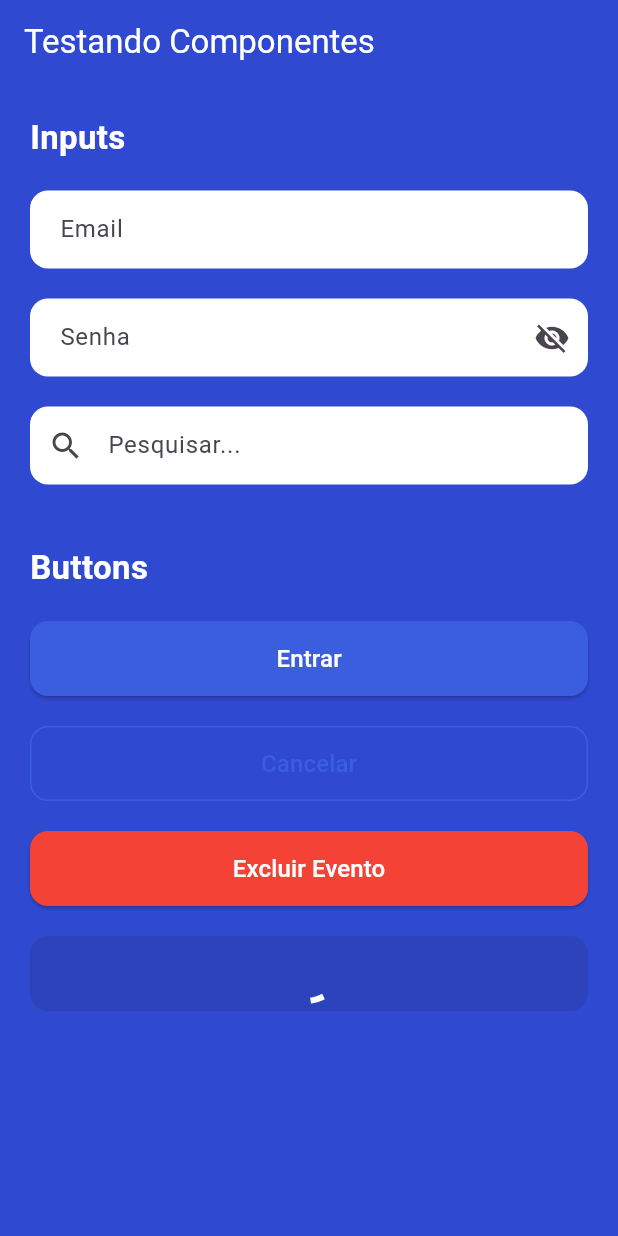
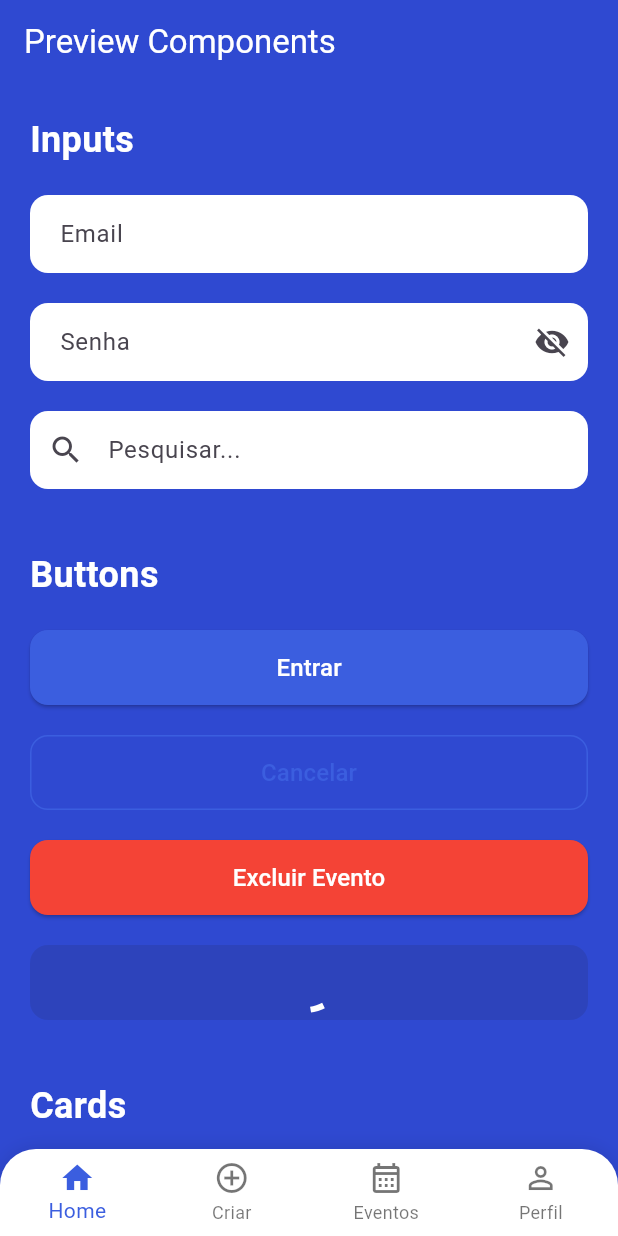
Before and after one commit to luiz2701/campus_guide, a Flutter app: the screen it shows after launch, on a phone screen of 412 x 824 dp. Run offline on Flutter 3.47's test engine with Material 3 defaults, Android fonts, the phone set to English and light mode, and no system bars.

Commit message:
feat: criação dos cards de evento e evento em detalhes, alem de criação do componente de listar usuario e o componente da barra de navegação

```diff
--- /dev/null
+++ b/lib/components/navigation/bottom_nav_bar.dart
@@ -0,0 +1,69 @@
+import 'package:flutter/material.dart';
+
+class AppBottomNavBar extends StatelessWidget {
+  final int currentIndex;
+  final Function(int) onTap;
+
+  const AppBottomNavBar({
+    super.key,
+    required this.currentIndex,
+    required this.onTap,
+  });
+
+  @override
+  Widget build(BuildContext context) {
+    return Container(
+      decoration: const BoxDecoration(
+        color: Colors.white,
+
+        borderRadius: BorderRadius.only(
+          topLeft: Radius.circular(24),
+          topRight: Radius.circular(24),
+        ),
+
+        boxShadow: [BoxShadow(color: Colors.black12, blurRadius: 10)],
+      ),
+
+      child: BottomNavigationBar(
+        currentIndex: currentIndex,
+        onTap: onTap,
+
+        type: BottomNavigationBarType.fixed,
+
+        backgroundColor: Colors.transparent,
+
+        elevation: 0,
+
+        selectedItemColor: const Color(0xFF3B5EDF),
+
+        unselectedItemColor: Colors.black54,
+
+        items: const [
+          BottomNavigationBarItem(
+            icon: Icon(Icons.home_outlined),
+            activeIcon: Icon(Icons.home),
+            label: "Home",
+          ),
+
+          BottomNavigationBarItem(
+            icon: Icon(Icons.add_circle_outline),
+            activeIcon: Icon(Icons.add_circle),
+            label: "Criar",
+          ),
+
+          BottomNavigationBarItem(
+            icon: Icon(Icons.calendar_month_outlined),
+            activeIcon: Icon(Icons.calendar_month),
+            label: "Eventos",
+          ),
+
+          BottomNavigationBarItem(
+            icon: Icon(Icons.person_outline),
+            activeIcon: Icon(Icons.person),
+            label: "Perfil",
+          ),
+        ],
+      ),
+    );
+  }
+}
--- a/lib/main.dart
+++ b/lib/main.dart
@@ -7,6 +7,11 @@ import 'components/buttons/secondary_button.dart';
 import 'components/inputs/app_text_field.dart';
 import 'components/inputs/password_field.dart';
 import 'components/inputs/search_field.dart';
+
+import 'components/cards/event_card.dart';
+import 'components/cards/event_details_card.dart';
+
+import 'components/navigation/bottom_nav_bar.dart';
 
 void main() {
   runApp(const MyApp());
@@ -28,15 +33,15 @@ class ComponentsPreviewPage extends StatefulWidget {
   const ComponentsPreviewPage({super.key});
 
   @override
-  State<ComponentsPreviewPage> createState() =>
-      _ComponentsPreviewPageState();
+  State<ComponentsPreviewPage> createState() => _ComponentsPreviewPageState();
 }
 
-class _ComponentsPreviewPageState
-    extends State<ComponentsPreviewPage> {
+class _ComponentsPreviewPageState extends State<ComponentsPreviewPage> {
   final emailController = TextEditingController();
   final passwordController = TextEditingController();
   final searchController = TextEditingController();
+
+  int currentIndex = 0;
 
   @override
   Widget build(BuildContext context) {
@@ -44,10 +49,20 @@ class _ComponentsPreviewPageState
       backgroundColor: const Color(0xFF2F49D1),
 
       appBar: AppBar(
-        title: const Text("Testando Componentes"),
+        title: const Text("Preview Components"),
         backgroundColor: const Color(0xFF2F49D1),
         foregroundColor: Colors.white,
         elevation: 0,
+      ),
+
+      bottomNavigationBar: AppBottomNavBar(
+        currentIndex: currentIndex,
+
+        onTap: (index) {
+          setState(() {
+            currentIndex = index;
+          });
+        },
       ),
 
       body: SingleChildScrollView(
@@ -55,68 +70,53 @@ class _ComponentsPreviewPageState
 
         child: Column(
           crossAxisAlignment: CrossAxisAlignment.start,
+
           children: [
-
+            // ================= INPUTS =================
             const Text(
               "Inputs",
               style: TextStyle(
                 color: Colors.white,
-                fontSize: 22,
+                fontSize: 24,
                 fontWeight: FontWeight.bold,
               ),
             ),
 
             const SizedBox(height: 20),
 
-            AppTextField(
-              hint: "Email",
-              controller: emailController,
-            ),
+            AppTextField(hint: "Email", controller: emailController),
 
             const SizedBox(height: 20),
 
-            PasswordField(
-              hint: "Senha",
-              controller: passwordController,
-            ),
+            PasswordField(hint: "Senha", controller: passwordController),
 
             const SizedBox(height: 20),
 
-            SearchField(
-              controller: searchController,
-            ),
+            SearchField(controller: searchController),
 
             const SizedBox(height: 40),
 
+            // ================= BUTTONS =================
             const Text(
               "Buttons",
               style: TextStyle(
                 color: Colors.white,
-                fontSize: 22,
+                fontSize: 24,
                 fontWeight: FontWeight.bold,
               ),
             ),
 
             const SizedBox(height: 20),
 
-            PrimaryButton(
-              text: "Entrar",
-              onPressed: () {},
-            ),
+            PrimaryButton(text: "Entrar", onPressed: () {}),
 
             const SizedBox(height: 20),
 
-            SecondaryButton(
-              text: "Cancelar",
-              onPressed: () {},
-            ),
+            SecondaryButton(text: "Cancelar", onPressed: () {}),
 
             const SizedBox(height: 20),
 
-            DangerButton(
-              text: "Excluir Evento",
-              onPressed: () {},
-            ),
+            DangerButton(text: "Excluir Evento", onPressed: () {}),
 
             const SizedBox(height: 20),
 
@@ -125,6 +125,51 @@ class _ComponentsPreviewPageState
               loading: true,
               onPressed: () {},
             ),
+
+            const SizedBox(height: 40),
+
+            // ================= CARDS =================
+            const Text(
+              "Cards",
+              style: TextStyle(
+                color: Colors.white,
+                fontSize: 24,
+                fontWeight: FontWeight.bold,
+              ),
+            ),
+
+            const SizedBox(height: 20),
+
+            EventCard(
+              title: "TechConnect 2026",
+              date: "03\nABR",
+              description:
+                  "Evento de tecnologia e inovação com palestras e workshops.",
+              onTap: () {},
+            ),
+
+            const SizedBox(height: 20),
+
+            EventDetailsCard(
+              title: "TechConnect 2026: Do Código ao Mercado",
+
+              description:
+                  "Uma palestra focada em quem quer sair da teoria e entrar no jogo de verdade.",
+
+              location: "Auditório Padre Arnobio",
+
+              remainingVacancies: 30,
+
+              isOpen: true,
+
+              speakers: [
+                {"name": "Matheus", "image": "assets/images/"},
+
+                {"name": "Mariana", "image": "assets/images/"},
+              ],
+            ),
+
+            const SizedBox(height: 40),
           ],
         ),
       ),
```
Also changed, not shown: lib/components/cards/event_card.dart (added, +78 -0 lines), lib/components/cards/event_details_card.dart (added, +125 -0 lines), lib/components/lists/user_list_item.dart (added, +30 -0 lines).
